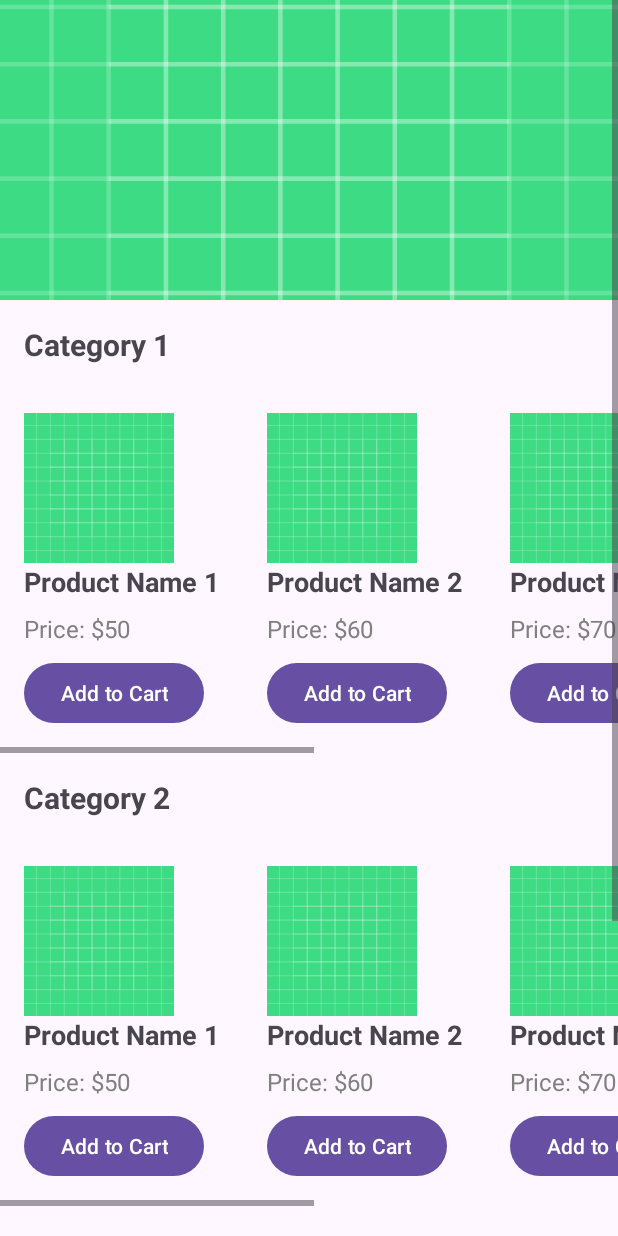
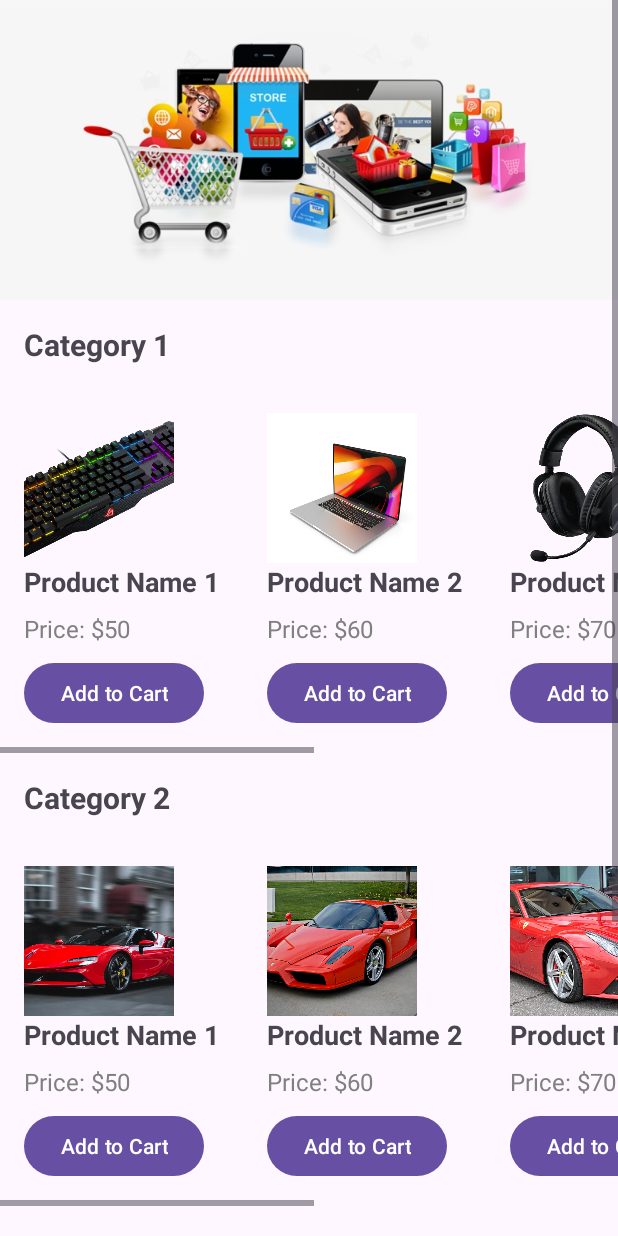
Before and after one commit to john48k/MobDev, an Android app: the layout activity_product.xml on its own in the app's theme, with its tools: preview values and no code run, on a phone screen of 412 x 824 dp. Run offline under Robolectric (Android 15) with nearby library versions, the phone set to English and light mode, and no system bars.

Commit message:
added for product page

```diff
--- a/app/src/main/res/layout/activity_product.xml
+++ b/app/src/main/res/layout/activity_product.xml
@@ -16,7 +16,7 @@
             <ImageView
                 android:layout_width="match_parent"
                 android:layout_height="200dp"
-                android:src="@drawable/ic_launcher_background"
+                android:src="@drawable/shopping"
                 android:scaleType="centerCrop"/>
             <!--  Category 1  -->
             <LinearLayout android:layout_width="match_parent" android:layout_height="wrap_content" android:orientation="vertical">
@@ -26,35 +26,36 @@
                         <!--  Products for Category 1  -->
                         <!--  Product 1  -->
                         <LinearLayout android:id="@+id/product1" android:layout_width="wrap_content" android:layout_height="wrap_content" android:orientation="vertical" android:padding="16dp">
-                            <ImageView android:layout_width="100dp" android:layout_height="100dp" android:src="@drawable/ic_launcher_background" android:scaleType="centerCrop"/>
+<!--                            <ImageView android:layout_width="100dp" android:layout_height="100dp" android:src="@drawable/ic_launcher_background" android:scaleType="centerCrop"/>-->
+                            <ImageView android:layout_width="100dp" android:layout_height="100dp" android:src="@drawable/keyboard" android:scaleType="centerCrop"/>
                             <TextView android:layout_width="wrap_content" android:layout_height="wrap_content" android:text="Product Name 1" android:textSize="18sp" android:textStyle="bold" android:clickable="true" android:onClick="searchProduct"/>
                             <TextView android:layout_width="wrap_content" android:layout_height="wrap_content" android:text="Price: $50" android:textSize="16sp" android:textColor="#808080" android:layout_marginTop="8dp"/>
                             <Button android:layout_width="wrap_content" android:layout_height="wrap_content" android:text="Add to Cart" android:layout_marginTop="8dp" android:id="@+id/button_add_to_cart_product1"/>
                         </LinearLayout>
                         <!--  Product 2  -->
                         <LinearLayout android:id="@+id/product2" android:layout_width="wrap_content" android:layout_height="wrap_content" android:orientation="vertical" android:padding="16dp">
-                            <ImageView android:layout_width="100dp" android:layout_height="100dp" android:src="@drawable/ic_launcher_background" android:scaleType="centerCrop"/>
+                            <ImageView android:layout_width="100dp" android:layout_height="100dp" android:src="@drawable/macbook" android:scaleType="centerCrop"/>
                             <TextView android:layout_width="wrap_content" android:layout_height="wrap_content" android:text="Product Name 2" android:textSize="18sp" android:textStyle="bold" android:clickable="true" android:onClick="searchProduct"/>
                             <TextView android:layout_width="wrap_content" android:layout_height="wrap_content" android:text="Price: $60" android:textSize="16sp" android:textColor="#808080" android:layout_marginTop="8dp"/>
                             <Button android:layout_width="wrap_content" android:layout_height="wrap_content" android:text="Add to Cart" android:layout_marginTop="8dp" android:id="@+id/button_add_to_cart_product2"/>
                         </LinearLayout>
                         <!--  Product 3  -->
                         <LinearLayout android:id="@+id/product3" android:layout_width="wrap_content" android:layout_height="wrap_content" android:orientation="vertical" android:padding="16dp">
-                            <ImageView android:layout_width="100dp" android:layout_height="100dp" android:src="@drawable/ic_launcher_background" android:scaleType="centerCrop"/>
+                            <ImageView android:layout_width="100dp" android:layout_height="100dp" android:src="@drawable/h1" android:scaleType="centerCrop"/>
                             <TextView android:layout_width="wrap_content" android:layout_height="wrap_content" android:text="Product Name 3" android:textSize="18sp" android:textStyle="bold" android:clickable="true" android:onClick="searchProduct"/>
                             <TextView android:layout_width="wrap_content" android:layout_height="wrap_content" android:text="Price: $70" android:textSize="16sp" android:textColor="#808080" android:layout_marginTop="8dp"/>
                             <Button android:layout_width="wrap_content" android:layout_height="wrap_content" android:text="Add to Cart" android:layout_marginTop="8dp" android:id="@+id/button_add_to_cart_product3"/>
                         </LinearLayout>
                         <!--  Product 4  -->
                         <LinearLayout android:id="@+id/product4" android:layout_width="wrap_content" android:layout_height="wrap_content" android:orientation="vertical" android:padding="16dp">
-                            <ImageView android:layout_width="100dp" android:layout_height="100dp" android:src="@drawable/ic_launcher_background" android:scaleType="centerCrop"/>
+                            <ImageView android:layout_width="100dp" android:layout_height="100dp" android:src="@drawable/h4" android:scaleType="centerCrop"/>
                             <TextView android:layout_width="wrap_content" android:layout_height="wrap_content" android:text="Product Name 4" android:textSize="18sp" android:textStyle="bold" android:clickable="true" android:onClick="searchProduct"/>
                             <TextView android:layout_width="wrap_content" android:layout_height="wrap_content" android:text="Price: $80" android:textSize="16sp" android:textColor="#808080" android:layout_marginTop="8dp"/>
                             <Button android:layout_width="wrap_content" android:layout_height="wrap_content" android:text="Add to Cart" android:layout_marginTop="8dp" android:id="@+id/button_add_to_cart_product4"/>
                         </LinearLayout>
                         <!--  Product 5  -->
                         <LinearLayout android:id="@+id/product5" android:layout_width="wrap_content" android:layout_height="wrap_content" android:orientation="vertical" android:padding="16dp">
-                            <ImageView android:layout_width="100dp" android:layout_height="100dp" android:src="@drawable/ic_launcher_background" android:scaleType="centerCrop"/>
+                            <ImageView android:layout_width="100dp" android:layout_height="100dp" android:src="@drawable/h5" android:scaleType="centerCrop"/>
                             <TextView android:layout_width="wrap_content" android:layout_height="wrap_content" android:text="Product Name 5" android:textSize="18sp" android:textStyle="bold" android:clickable="true" android:onClick="searchProduct"/>
                             <TextView android:layout_width="wrap_content" android:layout_height="wrap_content" android:text="Price: $90" android:textSize="16sp" android:textColor="#808080" android:layout_marginTop="8dp"/>
                             <Button android:layout_width="wrap_content" android:layout_height="wrap_content" android:text="Add to Cart" android:layout_marginTop="8dp" android:id="@+id/button_add_to_cart_product5"/>
@@ -70,35 +71,35 @@
                         <!--  Products for Category 2  -->
                         <!--  Product 1  -->
                         <LinearLayout android:id="@+id/cat2productcat1" android:layout_width="wrap_content" android:layout_height="wrap_content" android:orientation="vertical" android:padding="16dp">
-                            <ImageView android:layout_width="100dp" android:layout_height="100dp" android:src="@drawable/ic_launcher_background" android:scaleType="centerCrop"/>
+                            <ImageView android:layout_width="100dp" android:layout_height="100dp" android:src="@drawable/c1" android:scaleType="centerCrop"/>
                             <TextView android:layout_width="wrap_content" android:layout_height="wrap_content" android:text="Product Name 1" android:textSize="18sp" android:textStyle="bold"  android:clickable="true" android:onClick="searchProduct"/>
                             <TextView android:layout_width="wrap_content" android:layout_height="wrap_content" android:text="Price: $50" android:textSize="16sp" android:textColor="#808080" android:layout_marginTop="8dp"/>
                             <Button android:layout_width="wrap_content" android:layout_height="wrap_content" android:text="Add to Cart" android:layout_marginTop="8dp" android:id="@+id/button_add_to_cart_product6"/>
                         </LinearLayout>
                         <!--  Product 2  -->
                         <LinearLayout android:id="@+id/cat2product2" android:layout_width="wrap_content" android:layout_height="wrap_content" android:orientation="vertical" android:padding="16dp">
-                            <ImageView android:layout_width="100dp" android:layout_height="100dp" android:src="@drawable/ic_launcher_background" android:scaleType="centerCrop"/>
+                            <ImageView android:layout_width="100dp" android:layout_height="100dp" android:src="@drawable/c2" android:scaleType="centerCrop"/>
                             <TextView android:layout_width="wrap_content" android:layout_height="wrap_content" android:text="Product Name 2" android:textSize="18sp" android:textStyle="bold"  android:clickable="true" android:onClick="searchProduct"/>
                             <TextView android:layout_width="wrap_content" android:layout_height="wrap_content" android:text="Price: $60" android:textSize="16sp" android:textColor="#808080" android:layout_marginTop="8dp"/>
                             <Button android:layout_width="wrap_content" android:layout_height="wrap_content" android:text="Add to Cart" android:layout_marginTop="8dp" android:id="@+id/button_add_to_cart_product7"/>
                         </LinearLayout>
                         <!--  Product 3  -->
                         <LinearLayout android:id="@+id/cat2product3" android:layout_width="wrap_content" android:layout_height="wrap_content" android:orientation="vertical" android:padding="16dp">
-                            <ImageView android:layout_width="100dp" android:layout_height="100dp" android:src="@drawable/ic_launcher_background" android:scaleType="centerCrop"/>
+                            <ImageView android:layout_width="100dp" android:layout_height="100dp" android:src="@drawable/c3" android:scaleType="centerCrop"/>
                             <TextView android:layout_width="wrap_content" android:layout_height="wrap_content" android:text="Product Name 3" android:textSize="18sp" android:textStyle="bold"  android:clickable="true" android:onClick="searchProduct"/>
                             <TextView android:layout_width="wrap_content" android:layout_height="wrap_content" android:text="Price: $70" android:textSize="16sp" android:textColor="#808080" android:layout_marginTop="8dp"/>
                             <Button android:layout_width="wrap_content" android:layout_height="wrap_content" android:text="Add to Cart" android:layout_marginTop="8dp" android:id="@+id/button_add_to_cart_product8"/>
                         </LinearLayout>
                         <!--  Product 4  -->
                         <LinearLayout android:id="@+id/cat2product4" android:layout_width="wrap_content" android:layout_height="wrap_content" android:orientation="vertical" android:padding="16dp">
-                            <ImageView android:layout_width="100dp" android:layout_height="100dp" android:src="@drawable/ic_launcher_background" android:scaleType="centerCrop"/>
+                            <ImageView android:layout_width="100dp" android:layout_height="100dp" android:src="@drawable/c5" android:scaleType="centerCrop"/>
                             <TextView android:layout_width="wrap_content" android:layout_height="wrap_content" android:text="Product Name 4" android:textSize="18sp" android:textStyle="bold"  android:clickable="true" android:onClick="searchProduct"/>
                             <TextView android:layout_width="wrap_content" android:layout_height="wrap_content" android:text="Price: $80" android:textSize="16sp" android:textColor="#808080" android:layout_marginTop="8dp"/>
                             <Button android:layout_width="wrap_content" android:layout_height="wrap_content" android:text="Add to Cart" android:layout_marginTop="8dp" android:id="@+id/button_add_to_cart_product9"/>
                         </LinearLayout>
                         <!--  Product 5  -->
                         <LinearLayout android:id="@+id/cat2product5" android:layout_width="wrap_content" android:layout_height="wrap_content" android:orientation="vertical" android:padding="16dp">
-                            <ImageView android:layout_width="100dp" android:layout_height="100dp" android:src="@drawable/ic_launcher_background" android:scaleType="centerCrop"/>
+                            <ImageView android:layout_width="100dp" android:layout_height="100dp" android:src="@drawable/c6" android:scaleType="centerCrop"/>
                             <TextView android:layout_width="wrap_content" android:layout_height="wrap_content" android:text="Product Name 5" android:textSize="18sp" android:textStyle="bold"  android:clickable="true" android:onClick="searchProduct"/>
                             <TextView android:layout_width="wrap_content" android:layout_height="wrap_content" android:text="Price: $90" android:textSize="16sp" android:textColor="#808080" android:layout_marginTop="8dp"/>
                             <Button android:layout_width="wrap_content" android:layout_height="wrap_content" android:text="Add to Cart" android:layout_marginTop="8dp" android:id="@+id/button_add_to_cart_product10"/>
@@ -113,7 +114,7 @@
                         <!--  Products for Category 3  -->
                         <!--  Product 1  -->
                         <LinearLayout android:id="@+id/cat3product1" android:layout_width="wrap_content" android:layout_height="wrap_content" android:orientation="vertical" android:padding="16dp">
-                            <ImageView android:layout_width="100dp" android:layout_height="100dp" android:src="@drawable/ic_launcher_background" android:scaleType="centerCrop"/>
+                            <ImageView android:layout_width="100dp" android:layout_height="100dp" android:src="@drawable/c7" android:scaleType="centerCrop"/>
                             <TextView android:layout_width="wrap_content" android:layout_height="wrap_content" android:text="Product Name 1" android:textSize="18sp" android:textStyle="bold"  android:clickable="true" android:onClick="searchProduct"/>
                             <TextView android:layout_width="wrap_content" android:layout_height="wrap_content" android:text="Price: $50" android:textSize="16sp" android:textColor="#808080" android:layout_marginTop="8dp"/>
                             <Button android:layout_width="wrap_content" android:layout_height="wrap_content" android:text="Add to Cart" android:layout_marginTop="8dp" android:id="@+id/button_add_to_cart_product11"/>
```
Also changed, not shown: app/src/main/res/drawable-hdpi/c1.webp (added), app/src/main/res/drawable-hdpi/c2.jpg (added), app/src/main/res/drawable-hdpi/c3.jpg (added), app/src/main/res/drawable-hdpi/c5.webp (added), app/src/main/res/drawable-hdpi/c6.jpg (added), app/src/main/res/drawable-hdpi/c7.jpg (added), app/src/main/res/drawable-hdpi/h1.webp (added), app/src/main/res/drawable-hdpi/h2.webp (added), app/src/main/res/drawable-hdpi/h3.webp (added), app/src/main/res/drawable-hdpi/h4.jpg (added), app/src/main/res/drawable-hdpi/h5.webp (added), app/src/main/res/drawable-hdpi/keyboard.png (added), app/src/main/res/drawable-hdpi/macbook.jpg (added), app/src/main/res/drawable-hdpi/pc1.png (added), 2 more files.
